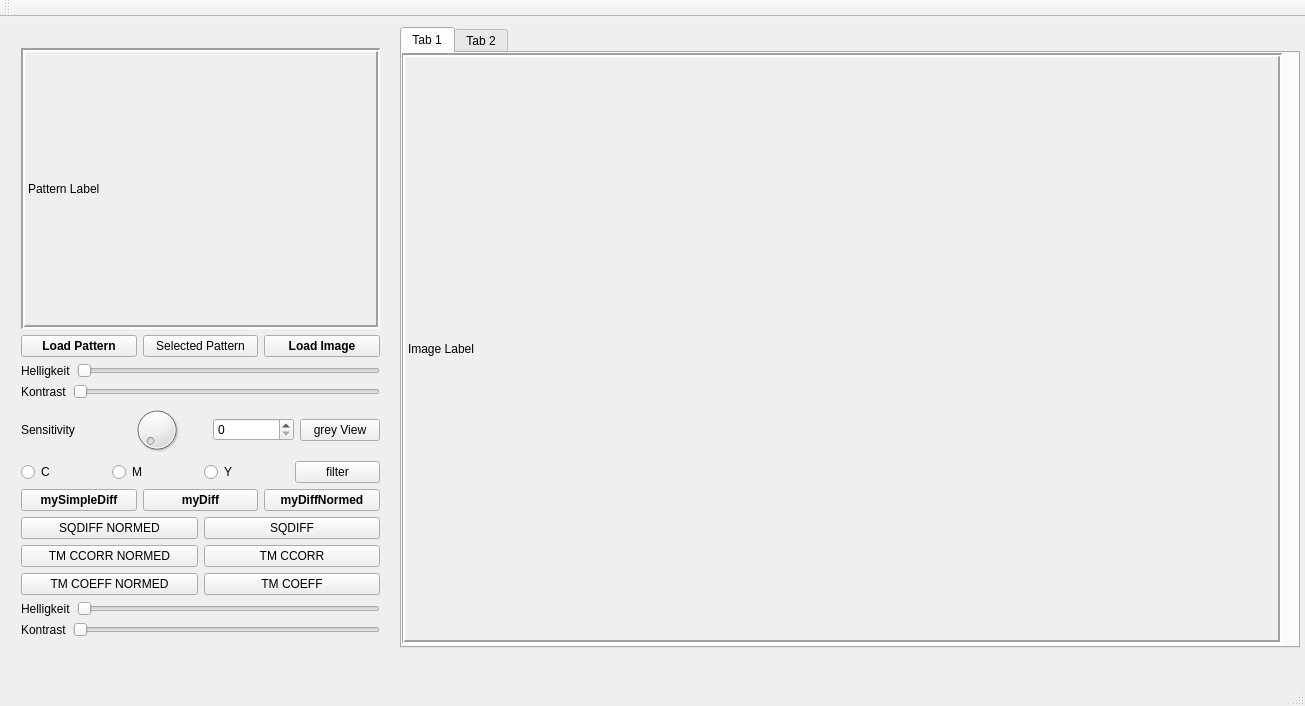
resa89/dropmatrixmatcher, file mainwindow.ui: the form before one commit.
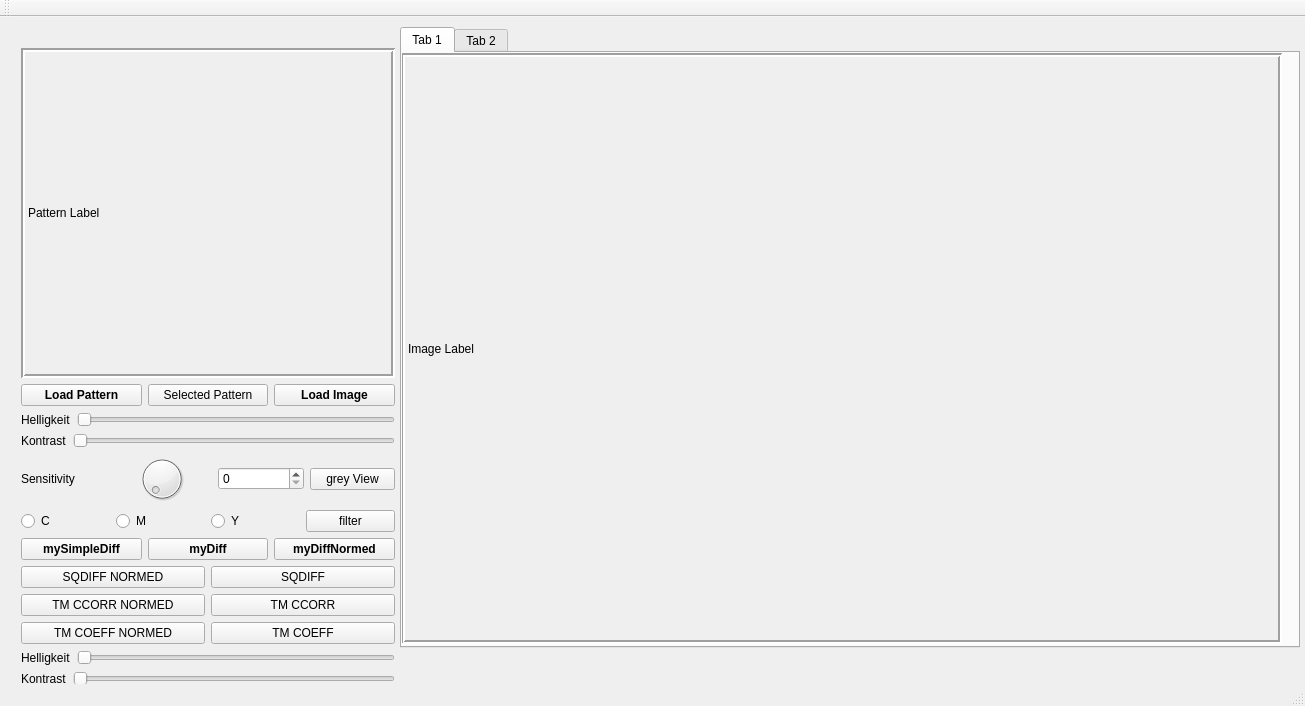
The form after the commit. Custom widgets are drawn as their Qt base class.

Commit message: Enable tab 2 and all functions for second image.

```diff
--- a/mainwindow.ui
+++ b/mainwindow.ui
@@ -128,8 +128,8 @@
      <rect>
       <x>10</x>
       <y>20</y>
-      <width>381</width>
-      <height>611</height>
+      <width>396</width>
+      <height>660</height>
      </rect>
     </property>
     <layout class="QVBoxLayout" name="verticalLayout">
```
Left out of the diff: 2 changed lines with no effect on the pictures. The commit also changes 4 other files.
